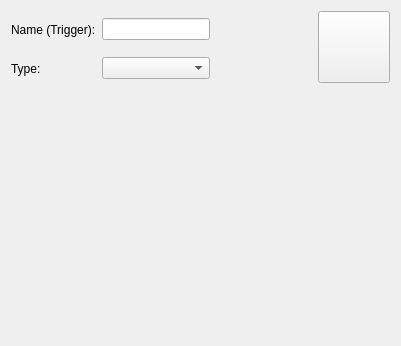
KDE/simon, file simon/src/simonactionsui/modifycommands.ui: the form before one commit.
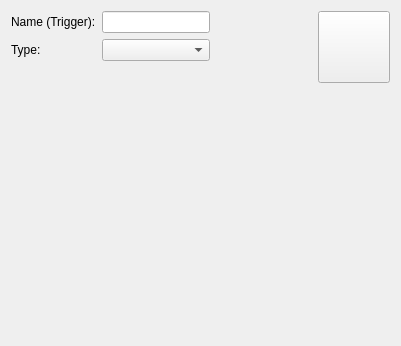
The form after the commit. Custom widgets are drawn as their Qt base class.

Commit message: Changed most of the forms to QFormLayout (to have the labels aligned properly), added a check if the devices changed to the soundsettings, fixed a couple of bugs in the wordlistmanager and improved the addwordresolvepage

The edit to the form file:
```diff
--- a/simon/src/simonactionsui/modifycommands.ui
+++ b/simon/src/simonactionsui/modifycommands.ui
@@ -12,7 +12,11 @@
   <property name="windowTitle" >
    <string>Command</string>
   </property>
-  <layout class="QGridLayout" name="gridLayout" >
+  <layout class="QVBoxLayout" name="verticalLayout" >
+   <item>
+    <layout class="QHBoxLayout" name="horizontalLayout" >
+     <item>
+      <layout class="QFormLayout" name="formLayout" >
    <item row="0" column="0" >
     <widget class="QLabel" name="label_15" >
      <property name="font" >
@@ -33,7 +37,19 @@
      </property>
     </widget>
    </item>
-   <item row="0" column="2" >
+       <item row="1" column="0" >
+        <widget class="QLabel" name="label" >
+         <property name="text" >
+          <string>Type:</string>
+         </property>
+        </widget>
+       </item>
+       <item row="1" column="1" >
+        <widget class="KComboBox" name="cbType" />
+       </item>
+      </layout>
+     </item>
+     <item>
     <spacer name="horizontalSpacer" >
      <property name="orientation" >
       <enum>Qt::Horizontal</enum>
@@ -46,7 +62,7 @@
      </property>
     </spacer>
    </item>
-   <item rowspan="2" row="0" column="3" >
+     <item>
     <widget class="KIconButton" name="ibIcon" >
      <property name="sizePolicy" >
       <sizepolicy vsizetype="Minimum" hsizetype="Minimum" >
@@ -65,17 +81,9 @@
      </property>
     </widget>
    </item>
-   <item row="1" column="0" >
-    <widget class="QLabel" name="label" >
-     <property name="text" >
-      <string>Type:</string>
-     </property>
-    </widget>
+    </layout>
    </item>
-   <item row="1" column="1" >
-    <widget class="KComboBox" name="cbType" />
-   </item>
-   <item row="2" column="1" >
+   <item>
     <spacer name="verticalSpacer" >
      <property name="orientation" >
       <enum>Qt::Vertical</enum>
@@ -91,7 +99,7 @@
      </property>
     </spacer>
    </item>
-   <item row="3" column="0" colspan="4" >
+   <item>
     <widget class="QStackedWidget" name="swCommandCreaters" >
      <property name="currentIndex" >
       <number>0</number>
```
Lines whose indentation alone changed are shown as unchanged. The commit also changes 21 other files.
